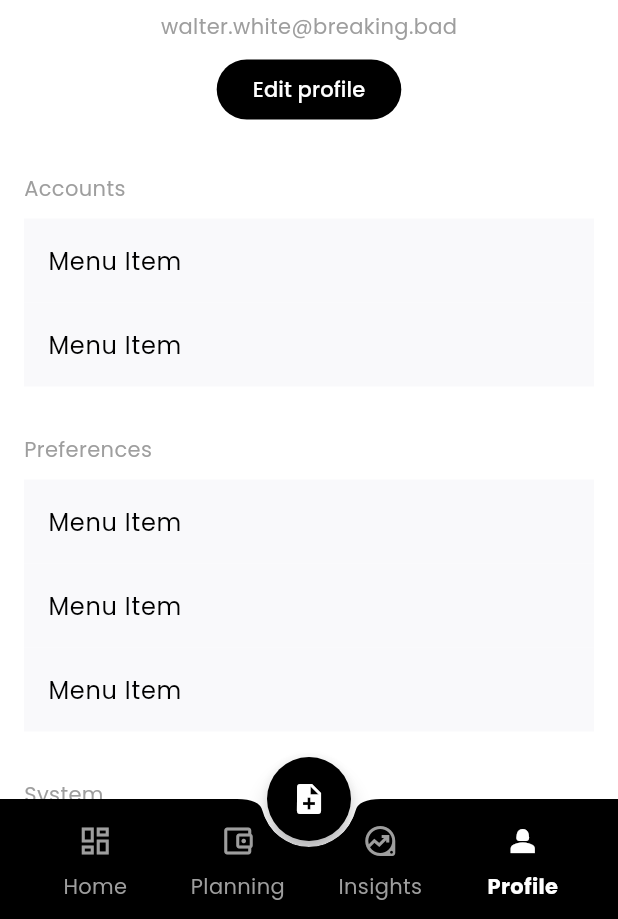
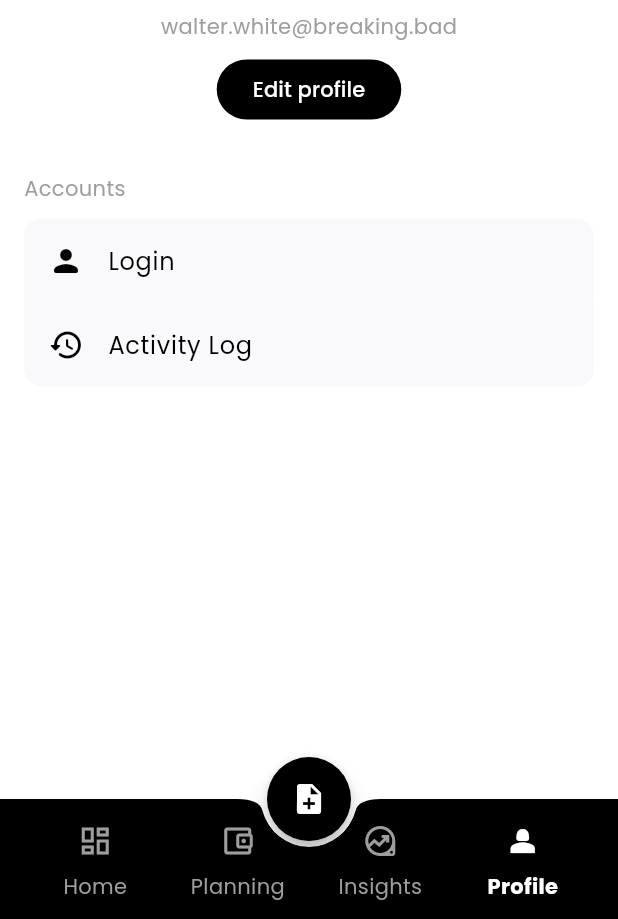
Before and after one commit to bastilavarias/simplumio, a Flutter app: the screen it shows after launch, item 4 of the bottom bar chosen, on a phone screen of 412 x 824 dp, the part 317-1236 px from its top. Run offline on Flutter 3.47's test engine with Material 3 defaults, Android fonts, the phone set to English and light mode, and no system bars; our stand-ins replace carousel_slider, google_fonts; missing offline and left inert: dart:ffi, flutter_simple_calculator, material_charts.

Commit message:
ADD: Profile account menu

```diff
--- a/lib/screens/profile_screen.dart
+++ b/lib/screens/profile_screen.dart
@@ -1,5 +1,6 @@
 import 'package:flutter/material.dart';
 import 'package:google_fonts/google_fonts.dart';
+import 'package:simplumio/widgets/profile_account_menu.dart';
 import 'package:simplumio/widgets/profile_menu_item.dart';
 
 class ProfileScreen extends StatelessWidget {
@@ -54,73 +55,7 @@ class ProfileScreen extends StatelessWidget {
               ),
             ),
 
-            Padding(
-                padding: EdgeInsets.all(16.0),
-                child: Column(
-                    crossAxisAlignment: CrossAxisAlignment.start,
-                    children: [
-                      Text('Accounts', style: TextStyle(
-                        color: Theme.of(context).colorScheme.secondary,
-                        fontSize: Theme.of(context).textTheme.labelLarge?.fontSize,
-                      )),
-                      SizedBox(height: 10),
-                      ListView.builder(
-                        shrinkWrap: true, // Important: Set shrinkWrap to true
-                        physics: NeverScrollableScrollPhysics(), // Disable scrolling in ListView
-                        itemCount: 2,
-                        itemBuilder: (context, index) {
-                          return ProfileMenuItem(); // Your list item widget
-                        },
-                      )
-                    ]
-                )
-            ),
-
-            Padding(
-              padding: EdgeInsets.all(16.0),
-              child: Column(
-                  crossAxisAlignment: CrossAxisAlignment.start,
-              children: [
-                Text('Preferences', style: TextStyle(
-                  color: Theme.of(context).colorScheme.secondary,
-                  fontSize: Theme.of(context).textTheme.labelLarge?.fontSize,
-                )),
-                SizedBox(height: 10),
-                ListView.builder(
-                  shrinkWrap: true, // Important: Set shrinkWrap to true
-                  physics: NeverScrollableScrollPhysics(), // Disable scrolling in ListView
-                  itemCount: 3,
-                  itemBuilder: (context, index) {
-                    return ProfileMenuItem(); // Your list item widget
-                  },
-                )
-              ]
-            )
-            ),
-
-            Padding(
-                padding: EdgeInsets.all(16.0),
-                child: Column(
-                    crossAxisAlignment: CrossAxisAlignment.start,
-                    children: [
-                      Text('System', style: TextStyle(
-                        color: Theme.of(context).colorScheme.secondary,
-                        fontSize: Theme.of(context).textTheme.labelLarge?.fontSize,
-                      )),
-                      SizedBox(height: 10),
-                      ListView.builder(
-                        shrinkWrap: true, // Important: Set shrinkWrap to true
-                        physics: NeverScrollableScrollPhysics(), // Disable scrolling in ListView
-                        itemCount: 3,
-                        itemBuilder: (context, index) {
-                          return ProfileMenuItem(); // Your list item widget
-                        },
-                      )
-                    ]
-                )
-            ),
-
-            //
+            ProfileAccountMenu()
           ],
         ),
       ),
--- /dev/null
+++ b/lib/widgets/profile_account_menu.dart
@@ -0,0 +1,68 @@
+import 'package:flutter/material.dart';
+import 'package:google_fonts/google_fonts.dart';
+
+class ProfileAccountMenu extends StatelessWidget {
+
+  const ProfileAccountMenu({
+    super.key,
+  });
+
+  @override
+  Widget build(BuildContext context) {
+
+    return Padding(
+        padding: EdgeInsets.all(16.0),
+        child: Column(
+            mainAxisAlignment: MainAxisAlignment.start,
+            crossAxisAlignment: CrossAxisAlignment.start,
+            children: [
+              Text('Accounts', style: TextStyle(
+                color: Theme.of(context).colorScheme.secondary,
+                fontSize: Theme.of(context).textTheme.labelLarge?.fontSize,
+              )),
+              SizedBox(height: 10),
+              ListTile(
+                tileColor: Theme.of(context).colorScheme.onSecondary,
+                title: Text(
+                  'Login',
+                  style: GoogleFonts.poppins(
+                    color: Theme.of(context).colorScheme.primary,
+                  ),
+                ),
+                shape: RoundedRectangleBorder(
+                  side: BorderSide.none,
+                  borderRadius: BorderRadius.only(
+                    topLeft: Radius.circular(12),
+                    topRight: Radius.circular(12),
+                  ),
+                ),
+                leading: Icon(
+                  Icons.person_rounded,
+                  color: Theme.of(context).colorScheme.primary,
+                ),
+              ),
+              ListTile(
+                tileColor: Theme.of(context).colorScheme.onSecondary,
+                title: Text(
+                  'Activity Log',
+                  style: GoogleFonts.poppins(
+                    color: Theme.of(context).colorScheme.primary,
+                  ),
+                ),
+                shape: RoundedRectangleBorder(
+                  side: BorderSide.none,
+                  borderRadius: BorderRadius.only(
+                    bottomLeft: Radius.circular(12),
+                    bottomRight: Radius.circular(12),
+                  ),
+                ),
+                leading: Icon(
+                  Icons.history_rounded,
+                  color: Theme.of(context).colorScheme.primary,
+                ),
+              )
+            ]
+        )
+    );
+  }
+}
--- a/lib/widgets/profile_menu_item.dart
+++ b/lib/widgets/profile_menu_item.dart
@@ -18,6 +18,10 @@ class ProfileMenuItem extends StatelessWidget {
           color: Theme.of(context).colorScheme.primary,
         ),
       ),
+      shape: RoundedRectangleBorder(
+        side: BorderSide(color: Theme.of(context).colorScheme.secondary),
+        borderRadius: BorderRadius.circular(5),
+      ),
     );
   }
 }
```
